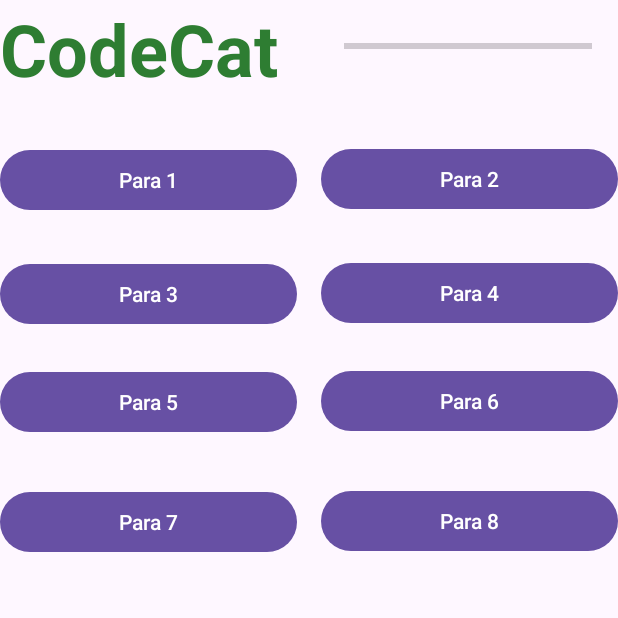
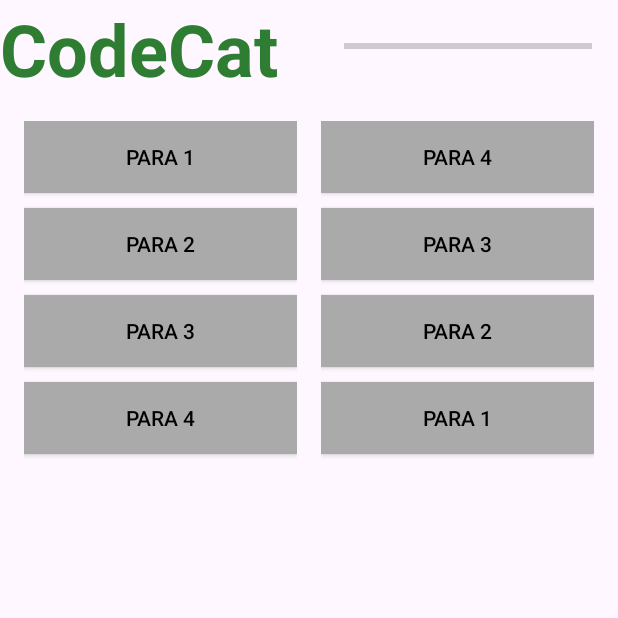
Before and after one commit to Mario776612/ProjektUnKasa, an Android app: the MainActivity2 screen opened directly, with no data from a screen before it, on a phone screen of 412 x 824 dp, the top half of it. Run offline under Robolectric (Android 15) with nearby library versions, the phone set to English and light mode, and no system bars.

Commit message:
Dodana logika lekcji z parami i możliwość ukończenia

```diff
--- /dev/null
+++ b/app/src/main/java/com/example/myapplication/CheckableButton.java
@@ -0,0 +1,99 @@
+package com.example.myapplication;
+
+import android.content.Context;
+import android.graphics.Color;
+import android.util.AttributeSet;
+import android.view.View;
+
+import androidx.appcompat.widget.AppCompatButton;
+import androidx.core.content.ContextCompat;
+
+import java.util.ArrayList;
+import java.util.List;
+
+public class CheckableButton extends AppCompatButton implements View.OnClickListener {
+
+    private boolean isChecked = false;
+    private boolean checkedOnce = false;
+    private final List<OnCheckedChangeListener> listeners = new ArrayList<>();
+
+    public interface OnCheckedChangeListener {
+        void onCheckedChanged(CheckableButton button, boolean isChecked);
+    }
+
+    public CheckableButton(Context context) {
+        super(context);
+        init();
+    }
+
+    public CheckableButton(Context context, AttributeSet attrs) {
+        super(context, attrs);
+        init();
+    }
+
+    public CheckableButton(Context context, AttributeSet attrs, int defStyleAttr) {
+        super(context, attrs, defStyleAttr);
+        init();
+    }
+
+    private void init() {
+        setOnClickListener(this);
+        updateAppearance();
+    }
+
+    @Override
+    public void onClick(View view) {
+        if (!isChecked) {
+            setChecked(true);
+        }
+    }
+
+    public void setChecked(boolean checked) {
+        if (this.isChecked != checked) {
+            this.isChecked = checked;
+            updateAppearance();
+            if (!checkedOnce) {
+                for (OnCheckedChangeListener listener : listeners) {
+                    listener.onCheckedChanged(this, isChecked);
+                }
+            }
+        }
+    }
+
+    public boolean isChecked() {
+        return isChecked;
+    }
+
+    public void addOnCheckedChangeListener(OnCheckedChangeListener listener) {
+        listeners.add(listener);
+    }
+
+    public void removeOnCheckedChangeListener(OnCheckedChangeListener listener) {
+        listeners.remove(listener);
+    }
+
+    void setCheckedInternal(boolean checked) {
+        checkedOnce = true;
+        setChecked(checked);
+        checkedOnce = false;
+    }
+
+    private void updateAppearance() {
+        if (isChecked) {
+            setBackgroundColor(ContextCompat.getColor(getContext(), android.R.color.holo_blue_light));
+            setTextColor(Color.WHITE);
+        } else {
+            setBackgroundColor(ContextCompat.getColor(getContext(), android.R.color.darker_gray));
+            setTextColor(Color.BLACK);
+        }
+    }
+
+    @Override
+    public int[] onCreateDrawableState(int extraSpace) {
+        final int[] drawableState = super.onCreateDrawableState(extraSpace + 1);
+        if (isChecked()) {
+            mergeDrawableStates(drawableState, new int[]{android.R.attr.state_checked});
+        }
+        return drawableState;
+    }
+}
--- /dev/null
+++ b/app/src/main/java/com/example/myapplication/CheckableButtonGroup.java
@@ -0,0 +1,65 @@
+package com.example.myapplication;
+
+import android.content.Context;
+import android.util.AttributeSet;
+import android.view.View;
+import android.widget.LinearLayout;
+
+import java.util.ArrayList;
+import java.util.List;
+
+public class CheckableButtonGroup extends LinearLayout {
+
+    private List<CheckableButton> buttons = new ArrayList<>();
+
+    public CheckableButtonGroup(Context context) {
+        super(context);
+        init();
+    }
+
+    public CheckableButtonGroup(Context context, AttributeSet attrs) {
+        super(context, attrs);
+        init();
+    }
+
+    private void init() {
+        setOrientation(VERTICAL);
+    }
+
+    @Override
+    public void onViewAdded(View child) {
+        super.onViewAdded(child);
+        if (child instanceof CheckableButton) {
+            final CheckableButton button = (CheckableButton) child;
+            buttons.add(button);
+
+            button.addOnCheckedChangeListener((btn, isChecked) -> {
+                if (isChecked) {
+                    for (CheckableButton b : buttons) {
+                        if (b != btn && b.isChecked()) {
+                            b.setCheckedInternal(false);
+                        }
+                    }
+                }
+            });
+        }
+    }
+
+    public void clearSelection() {
+        for (CheckableButton b : buttons) {
+            b.setCheckedInternal(false);
+        }
+    }
+
+    public CheckableButton getCheckedButton() {
+        for (CheckableButton b : buttons) {
+            if (b.isChecked()) return b;
+        }
+        return null;
+    }
+
+    public CheckableButton[] getButtons()
+    {
+        return buttons.toArray(new CheckableButton[0]);
+    }
+}
--- a/app/src/main/java/com/example/myapplication/Expandable.java
+++ b/app/src/main/java/com/example/myapplication/Expandable.java
@@ -59,7 +59,7 @@ public class Expandable {
             TextView checkmark = row.findViewById(R.id.textView2);
 
             int visibility;
-            if(button.completed)
+            if(button.isCompleted())
                 visibility = VISIBLE;
             else
                 visibility = GONE;
--- a/app/src/main/java/com/example/myapplication/MainActivity2.java
+++ b/app/src/main/java/com/example/myapplication/MainActivity2.java
@@ -1,6 +1,14 @@
 package com.example.myapplication;
 
+import static android.view.View.GONE;
+import static android.view.View.VISIBLE;
+
+import android.content.Intent;
+import android.graphics.Color;
 import android.os.Bundle;
+import android.os.Handler;
+import android.os.Looper;
+import android.view.View;
 
 import androidx.activity.EdgeToEdge;
 import androidx.appcompat.app.AppCompatActivity;
@@ -10,6 +18,7 @@ import androidx.core.view.WindowInsetsCompat;
 
 public class MainActivity2 extends AppCompatActivity {
 
+    private int lesson;
     @Override
     protected void onCreate(Bundle savedInstanceState) {
         super.onCreate(savedInstanceState);
@@ -20,5 +29,88 @@ public class MainActivity2 extends AppCompatActivity {
             v.setPadding(systemBars.left, systemBars.top, systemBars.right, systemBars.bottom);
             return insets;
         });
+
+        Intent intent = getIntent();
+        lesson = intent.getIntExtra("lesson", 0);
+
+        CheckableButtonGroup left = findViewById(R.id.groupLeft);
+        CheckableButtonGroup right = findViewById(R.id.groupRight);
+
+        setButtonListenerForGroup(left);
+        setButtonListenerForGroup(right);
+    }
+
+    public boolean isAnyButtonVisible()
+    {
+        CheckableButton[] left = ((CheckableButtonGroup)findViewById(R.id.groupLeft)).getButtons();
+
+        for(CheckableButton button : left)
+        {
+            if(button.getVisibility() == VISIBLE)
+                return true;
+        }
+        return false;
+    }
+
+
+    public void doSelectedButtonsShareSameText() {
+        CheckableButtonGroup left = findViewById(R.id.groupLeft);
+        CheckableButtonGroup right = findViewById(R.id.groupRight);
+
+        CheckableButton selectedButtonLeft = left.getCheckedButton();
+        CheckableButton selectedButtonRight = right.getCheckedButton();
+
+        if (selectedButtonLeft != null && selectedButtonRight != null) {
+            String leftText = selectedButtonLeft.getText().toString();
+            String rightText = selectedButtonRight.getText().toString();
+            if(leftText.equals(rightText))
+            {
+                selectedButtonLeft.setVisibility(GONE);
+                selectedButtonRight.setVisibility(GONE);
+                left.clearSelection();
+                right.clearSelection();
+            }
+            else {
+                selectedButtonLeft.setBackgroundColor(Color.RED);
+                selectedButtonRight.setBackgroundColor(Color.RED);
+                new Handler(Looper.getMainLooper()).postDelayed(this::fail, 1000);
+            }
+            if(!isAnyButtonVisible())
+            {
+                complete();
+            }
+        }
+    }
+
+    private void setButtonListenerForGroup(CheckableButtonGroup group) {
+        for (int i = 0; i < group.getChildCount(); i++) {
+            View child = group.getChildAt(i);
+
+            if (child instanceof CheckableButton) {
+                CheckableButton button = (CheckableButton) child;
+                button.addOnCheckedChangeListener((btn, isChecked) -> {
+                    if (isChecked) {
+                        doSelectedButtonsShareSameText();
+                    }
+                });
+            }
+        }
+    }
+
+    private void complete()
+    {
+        Intent intent = new Intent(MainActivity2.this, MainActivity.class);
+        intent.putExtra("finished", lesson);
+        intent.addFlags(Intent.FLAG_ACTIVITY_CLEAR_TOP | Intent.FLAG_ACTIVITY_NEW_TASK);
+        startActivity(intent);
+        finish();
+    }
+
+    private void fail()
+    {
+        Intent intent = new Intent(MainActivity2.this, MainActivity.class);
+        intent.addFlags(Intent.FLAG_ACTIVITY_CLEAR_TOP | Intent.FLAG_ACTIVITY_NEW_TASK);
+        startActivity(intent);
+        finish();
     }
 }
--- a/app/src/main/res/layout/activity_main2.xml
+++ b/app/src/main/res/layout/activity_main2.xml
@@ -18,94 +18,6 @@
             app:layout_constraintStart_toStartOf="parent"
             app:layout_constraintTop_toTopOf="parent" />
 
-        <Button
-            android:id="@+id/buttonPara1"
-            android:layout_width="0dp"
-            android:layout_height="wrap_content"
-            android:layout_marginTop="31dp"
-            android:layout_marginEnd="8dp"
-            android:text="Para 1"
-            app:layout_constraintEnd_toStartOf="@id/buttonPara2"
-            app:layout_constraintStart_toStartOf="parent"
-            app:layout_constraintTop_toBottomOf="@+id/textView2" />
-
-        <Button
-            android:id="@+id/buttonPara6"
-            android:layout_width="0dp"
-            android:layout_height="wrap_content"
-            android:layout_marginStart="8dp"
-            android:layout_marginTop="24dp"
-            android:text="Para 6"
-            app:layout_constraintEnd_toEndOf="parent"
-            app:layout_constraintStart_toEndOf="@id/buttonPara5"
-            app:layout_constraintTop_toBottomOf="@id/buttonPara4" />
-
-        <Button
-            android:id="@+id/buttonPara3"
-            android:layout_width="0dp"
-            android:layout_height="wrap_content"
-            android:layout_marginTop="28dp"
-            android:layout_marginEnd="8dp"
-            android:text="Para 3"
-            app:layout_constraintEnd_toStartOf="@id/buttonPara4"
-            app:layout_constraintStart_toStartOf="parent"
-            app:layout_constraintTop_toBottomOf="@id/buttonPara1" />
-
-        <Button
-            android:id="@+id/buttonPara7"
-            android:layout_width="0dp"
-            android:layout_height="wrap_content"
-            android:layout_marginTop="32dp"
-            android:layout_marginEnd="8dp"
-            android:text="Para 7"
-            app:layout_constraintEnd_toStartOf="@id/buttonPara8"
-            app:layout_constraintStart_toStartOf="parent"
-            app:layout_constraintTop_toBottomOf="@id/buttonPara5" />
-
-        <Button
-            android:id="@+id/buttonPara4"
-            android:layout_width="0dp"
-            android:layout_height="wrap_content"
-            android:layout_marginStart="8dp"
-            android:layout_marginTop="28dp"
-            android:text="Para 4"
-            app:layout_constraintEnd_toEndOf="parent"
-            app:layout_constraintStart_toEndOf="@id/buttonPara3"
-            app:layout_constraintTop_toBottomOf="@id/buttonPara2" />
-
-        <Button
-            android:id="@+id/buttonPara8"
-            android:layout_width="0dp"
-            android:layout_height="wrap_content"
-            android:layout_marginStart="8dp"
-            android:layout_marginTop="32dp"
-            android:text="Para 8"
-            app:layout_constraintEnd_toEndOf="parent"
-            app:layout_constraintStart_toEndOf="@id/buttonPara7"
-            app:layout_constraintTop_toBottomOf="@id/buttonPara6" />
-
-        <Button
-            android:id="@+id/buttonPara5"
-            android:layout_width="0dp"
-            android:layout_height="wrap_content"
-            android:layout_marginTop="24dp"
-            android:layout_marginEnd="8dp"
-            android:text="Para 5"
-            app:layout_constraintEnd_toStartOf="@id/buttonPara6"
-            app:layout_constraintStart_toStartOf="parent"
-            app:layout_constraintTop_toBottomOf="@id/buttonPara3" />
-
-        <Button
-            android:id="@+id/buttonPara2"
-            android:layout_width="0dp"
-            android:layout_height="wrap_content"
-            android:layout_marginStart="8dp"
-            android:layout_marginTop="49dp"
-            android:text="Para 2"
-            app:layout_constraintEnd_toEndOf="parent"
-            app:layout_constraintStart_toEndOf="@id/buttonPara1"
-            app:layout_constraintTop_toBottomOf="@+id/progressBar" />
-
         <ProgressBar
             android:id="@+id/progressBar"
             style="?android:attr/progressBarStyleHorizontal"
@@ -116,4 +28,92 @@
             app:layout_constraintStart_toEndOf="@+id/textView2"
             app:layout_constraintTop_toTopOf="parent" />
 
+        <LinearLayout
+            android:id="@+id/buttonContainer"
+            android:layout_width="0dp"
+            android:layout_height="wrap_content"
+            android:orientation="horizontal"
+            app:layout_constraintTop_toBottomOf="@id/textView2"
+            app:layout_constraintStart_toStartOf="parent"
+            app:layout_constraintEnd_toEndOf="parent"
+            android:layout_marginTop="16dp"
+            android:layout_marginStart="16dp"
+            android:layout_marginEnd="16dp">
+
+                <com.example.myapplication.CheckableButtonGroup
+                    android:id="@+id/groupLeft"
+                    android:layout_width="0dp"
+                    android:layout_height="wrap_content"
+                    android:layout_weight="1"
+                    android:orientation="vertical"
+                    android:paddingEnd="8dp">
+
+                        <com.example.myapplication.CheckableButton
+                            android:id="@+id/buttonPara1"
+                            android:layout_width="match_parent"
+                            android:layout_height="wrap_content"
+                            android:text="Para 1"
+                            android:layout_marginBottom="10dp"/>
+
+                        <com.example.myapplication.CheckableButton
+                            android:id="@+id/buttonPara3"
+                            android:layout_width="match_parent"
+                            android:layout_height="wrap_content"
+                            android:text="Para 2"
+                            android:layout_marginBottom="10dp"/>
+
+                        <com.example.myapplication.CheckableButton
+                            android:id="@+id/buttonPara5"
+                            android:layout_width="match_parent"
+                            android:layout_height="wrap_content"
+                            android:text="Para 3"
+                            android:layout_marginBottom="10dp"/>
+
+                        <com.example.myapplication.CheckableButton
+                            android:id="@+id/buttonPara7"
+                            android:layout_width="match_parent"
+                            android:layout_height="wrap_content"
+                            android:text="Para 4"
+                            android:layout_marginBottom="10dp"/>
+                </com.example.myapplication.CheckableButtonGroup>
+
+                <com.example.myapplication.CheckableButtonGroup
+                    android:id="@+id/groupRight"
+                    android:layout_width="0dp"
+                    android:layout_height="wrap_content"
+                    android:layout_weight="1"
+                    android:orientation="vertical"
+                    android:paddingStart="8dp">
+
+                        <com.example.myapplication.CheckableButton
+                            android:id="@+id/buttonPara2"
+                            android:layout_width="match_parent"
+                            android:layout_height="wrap_content"
+                            android:text="Para 4"
+                            android:layout_marginBottom="10dp"/>
+
+                        <com.example.myapplication.CheckableButton
+                            android:id="@+id/buttonPara4"
+                            android:layout_width="match_parent"
+                            android:layout_height="wrap_content"
+                            android:text="Para 3"
+                            android:layout_marginBottom="10dp"/>
+
+                        <com.example.myapplication.CheckableButton
+                            android:id="@+id/buttonPara6"
+                            android:layout_width="match_parent"
+                            android:layout_height="wrap_content"
+                            android:text="Para 2"
+                            android:layout_marginBottom="10dp"/>
+
+                        <com.example.myapplication.CheckableButton
+                            android:id="@+id/buttonPara8"
+                            android:layout_width="match_parent"
+                            android:layout_height="wrap_content"
+                            android:text="Para 1"
+                            android:layout_marginBottom="10dp"/>
+                </com.example.myapplication.CheckableButtonGroup>
+
+        </LinearLayout>
+
 </androidx.constraintlayout.widget.ConstraintLayout>
```
Also changed, not shown: app/src/main/java/com/example/myapplication/Lesson.java (+13 -3 lines), app/src/main/java/com/example/myapplication/MainActivity.java (+13 -6 lines).
